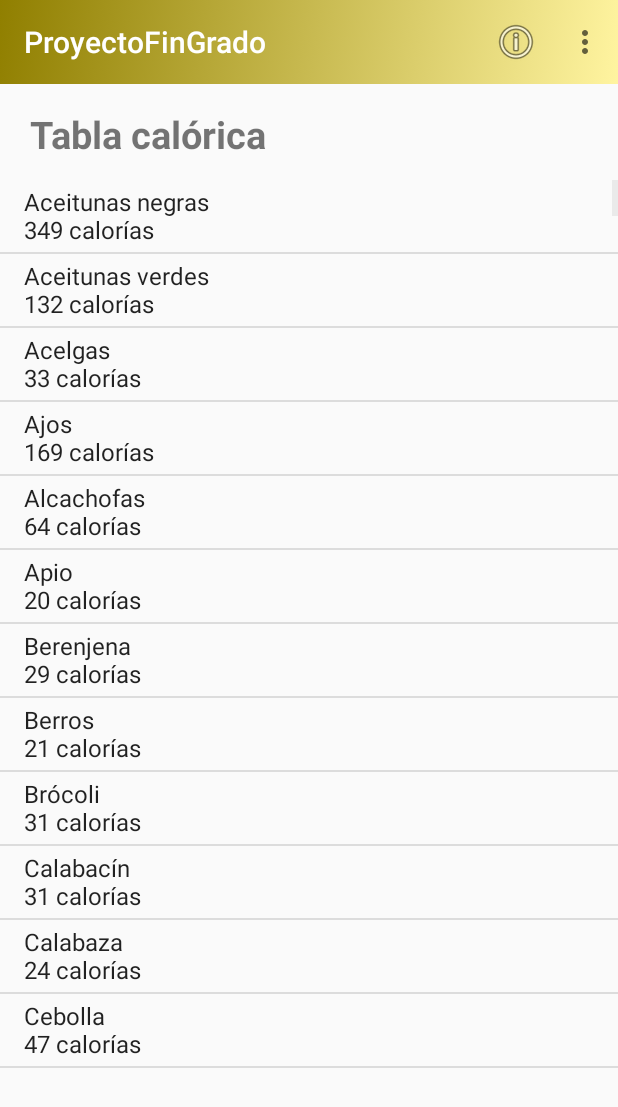
After one commit to AlejandroDAM29/ProyectoFinGrado, an Android app: the CaloricTable screen opened directly, with no data from a screen before it, on a phone screen of 412 x 824 dp. The commit adds this screen. Shown: the top 1107 px of the screen. Run offline under Robolectric (Android 15) with nearby library versions, the phone set to English and light mode, and no system bars; our stand-ins replace Firebase (no records; nobody signed in at launch, a user with empty details on screens opened directly), Volley.

Commit message:
Tabla calorica rellenada y título de la app modificado

```diff
--- a/app/src/main/AndroidManifest.xml
+++ b/app/src/main/AndroidManifest.xml
@@ -11,6 +11,9 @@
         android:roundIcon="@mipmap/ic_launcher_round"
         android:supportsRtl="true"
         android:theme="@style/ThemeProyectoFinGrado">
+        <activity
+            android:name=".PresentationDomain.CaloricTable"
+            android:exported="true" />
         <activity
             android:name=".PresentationDomain.SelectedFood"
             android:exported="true" />
--- /dev/null
+++ b/app/src/main/java/com/example/proyectofingrado/Interfaces/FillCaloricTable.kt
@@ -0,0 +1,312 @@
+package com.example.proyectofingrado.Interfaces
+
+interface FillCaloricTable {
+
+    fun FillList():MutableList<String>{
+        return mutableListOf(
+            "Aceitunas negras\n349 calorías",
+            "Aceitunas verdes\n132 calorías",
+            "Acelgas\n33 calorías",
+            "Ajos\n169 calorías",
+            "Alcachofas\n64 calorías",
+            "Apio\n20 calorías",
+            "Berenjena\n29 calorías",
+            "Berros\n21 calorías",
+            "Brócoli\n31 calorías",
+            "Calabacín\n31 calorías",
+            "Calabaza\n24 calorías",
+            "Cebolla\n47 calorías",
+            "Cebolla tierna\n39 calorías",
+            "Champiñón y otras setas\n28 calorías",
+            "Col\n28 calorías",
+            "Col de Bruselas\n54 calorías",
+            "Coliflor\n30 calorías",
+            "Endibia\n22 calorías",
+            "Escarola\n37 calorías",
+            "Esparragos\n 26 calorías",
+            "Espárragos en lata\n 24 calorías",
+            "Espinaca\n 32 calorías",
+            "Espinacas congeladas\n 25 calorías",
+            "Habas tiernas\n 64 calorías",
+            "Hinojo\n 16 calorías",
+            "Lechuga\n 18 calorías",
+            "Nabos\n 29 calorías",
+            "Papas cocidas\n 86 calorías",
+            "Pepino\n 12 calorías",
+            "Perejil\n 55 calorías",
+            "Pimiento\n 22 calorías",
+            "Porotos verdes\n 21 calorías",
+            "Puerros\n 42 calorías",
+            "Rábanos\n 20 calorías",
+            "Remolacha\n 40 calorías",
+            "Repollo\n 19 calorías",
+            "Rúcula\n 37 calorías",
+            "Soja en brotes\n 50 calorías",
+            "Tomate triturado en conserva\n 39 calorías",
+            "Tomates\n 22 calorías",
+            "Trufa\n 92calorías",
+            "Zanahoria\n 42 calorías",
+            "Zumo de tomate\n calorías",
+            "Arándanos\n 41 calorías",
+            "Caqui\n 64 calorías",
+            "Cereza\n 47 calorías",
+            "Chirimoya\n 78 calorías",
+            "Ciruela\n 44 calorías",
+            "Ciruela seca\n 290calorías",
+            "Coco\n 646 calorías",
+            "Dátil\n 279calorías",
+            "Dátil seco\n 306 calorías",
+            "Frambuesa\n 40 calorías",
+            "Fresas\n 36 calorías",
+            "Granadas\n 65 calorías",
+            "Grosella\n 37 calorías",
+            "Higos\n 80 calorías",
+            "Higos secos\n 275 calorías",
+            "Kiwi\n 51 calorías",
+            "Limón\n 39 calorías",
+            "Mandarina\n 40 calorías",
+            "Mango\n 57 calorías",
+            "Manzana\n 52 calorías",
+            "Melón\n 31 calorías",
+            "Mora\n 37 calorías",
+            "Naranja\n 44 calorías",
+            "Nectarina\n 64 calorías",
+            "Nísperos\n 97 calorías",
+            "Papaya\n 45 calorías",
+            "Pera\n 61 calorías",
+            "Piña\n 51 calorías",
+            "Piña en almíbar\n 84 calorías",
+            "Plátano\n 90 calorías",
+            "Pomelo\n 30 calorías",
+            "Sandía\n 30 calorías",
+            "Uva\n 81 calorías",
+            "Uva pasa\n 324 calorías",
+            "Zumo de naranja\n 42 calorías",
+            "Almendra\n 620 calorías",
+            "Avellanas\n 675 calorías",
+            "Castañas\n 199 calorías",
+            "Maní\n 560 calorías",
+            "Nueces\n 660 calorías",
+            "Piñones\n 660 calorías",
+            "Pistacho\n 581 calorías",
+            "Cuajada\n 92 calorías",
+            "Flan de huevo\n 126 calorías",
+            "Flan de vainilla\n 102 calorías",
+            "Helados lácteos\n 167 calorías",
+            "Leche condensada\n 350 calorías",
+            "Leche de cabra\n 72 calorías",
+            "Leche de oveja\n 96 calorías",
+            "Leche descremada\n 36 calorías",
+            "Leche en polvo entera\n 500 calorías",
+            "Leche entera\n 68 calorías",
+            "Leche semi descremada\n 49calorías",
+            "Mousse\n 177 calorías",
+            "Nata o cream de leche\n 298 calorías",
+            "Queso blanco desnatado\n 70 calorías",
+            "Queso Brie\n 263 calorías",
+            "Queso cammembert\n 312 calorías",
+            "Queso cheddar\n 381 calorías",
+            "Queso crema\n 245 calorías",
+            "Queso de bola\n 349 calorías",
+            "Queso de Burgos\n 174 calorías",
+            "Queso de oveja\n 245 calorías",
+            "Queso edam\n 306 calorías",
+            "Queso emmental\n 415 calorías",
+            "Queso fundido untable\n 285 calorías",
+            "Queso gruyere\n 391 calorías",
+            "Queso manchego\n 376 calorías",
+            "Queso mozzarella\n 245 calorías",
+            "Queso parmesano\n 393 calorías",
+            "Queso ricota\n 400 calorías",
+            "Queso roquefort\n 405 calorías",
+            "Requesón\n 96 calorías",
+            "Yogurt desnatado\n 45 calorías",
+            "Yogurt desnatado con frutas\n 82 calorías",
+            "Yogurt enriquecido con nata\n 65 calorías",
+            "Yogurt natural\n 62 calorías",
+            "Yogurt natural con fruta\n 100 calorías",
+            "Bacon\n 665 calorías",
+            "Butifarra cocida\n 390 calorías",
+            "Butifarra, slachicha fresca\n 326 calorías",
+            "Cabrito\n 127 calorías",
+            "Chuleta de cerdo\n 330 calorías",
+            "Hígado de cerdo\n  153 calorías",
+            "Lomo de cerdo\n 208 calorías",
+            "Chicharrón\n 601 calorías",
+            "Chorizo\n 468 calorías",
+            "Ciervo\n 120 calorías",
+            "Codorniz y perdiz\n 114 calorías",
+            "Conejo y liebre\n 162 calorías",
+            "Cordero lechón\n 105 calorías",
+            "Pierna de cordero\n 98 calorías",
+            "Costillas de cordero\n 215 calorías",
+            "Hígado de cordero\n 132 calorías",
+            "Faisán\n 144 calorías",
+            "Foie-Gras\n 518 calorías",
+            "Gallina\n 369 calorías",
+            "Hamburguesa\n 230 calorías",
+            "Jabalí\n 107 calorías",
+            "Jamón\n 380 calorías",
+            "Jamón cocido\n 126 calorías",
+            "Jamón crudo\n 296 calorías",
+            "Jamón York\n 289 calorías",
+            "Lengua de vaca\n 191 calorías",
+            "Lomo embuchado\n 380 calorías",
+            "Mortadela\n 265 calorías",
+            "Pato\n 200 calorías",
+            "Muslo de pavo\n 186 calorías",
+            "Pechuga de pavo\n 134 calorías",
+            "Perdiz\n 120 calorías",
+            "Pies de cerdo\n 290 calorías",
+            "Hígado de pollo\n 129 calorías",
+            "Muslo de pollo\n 186 calorías",
+            "Pollo\n 134 calorías",
+            "Salami\n 325 calorías",
+            "Salchicha Frnakfurt\n 315 calorías",
+            "Salchichón\n 294 calorías",
+            "Ternera\n 181 calorías",
+            "Chuleta de ternera\n 168 calorías",
+            "Hígado de ternera\n 140 calorías",
+            "Lengua de ternera\n 207 calorías",
+            "Rión de ternera\n  86 calorías",
+            "Sesos de ternera\n 125 calorías",
+            "Solomillo de ternera\n 290 calorías",
+            "Tira de asado\n 401 calorías",
+            "Tripas\n 100 calorías",
+            "Hígado de vacuno\n 129 calorías",
+            "Almejas\n 50 calorías",
+            "Anchoas\n 175 calorías",
+            "Anguilas\n 200 calorías",
+            "Atún en lata con aceite\n 280 calorías",
+            "Atún en lata con agua\n 127 calorías",
+            "Atún fresco\n 225 calorías",
+            "Bacalao fresco\n 322 calorías",
+            "Bacalao seco\n 322 calorías",
+            "Besugo\n 118 calorías",
+            "Caballa\n 153 calorías",
+            "Calamar\n 82 calorías",
+            "Cangrejo\n 85 calorías",
+            "Caviar\n 233 calorías",
+            "Congrio\n 112 calorías",
+            "Dorada\n 80 calorías",
+            "Gallo\n 73 calorías",
+            "Gambas\n 96 calorías",
+            "Langosta\n 67 calorías",
+            "Langostino\n 96 calorías",
+            "Lenguado\n 73 calorías",
+            "Lubina\n 118 calorías",
+            "Lucio\n 81 calorías",
+            "Mejillón\n 74 calorías",
+            "Merluza\n 86 calorías",
+            "Mero\n 118 calorías",
+            "Ostras\n 80 calorías",
+            "Pejerrey\n  87 calorías",
+            "Pez espada\n 109 calorías",
+            "Pulpo\n 57 calorías",
+            "Rodaballo\n 81 calorías",
+            "Salmón\n 172 calorías",
+            "Salmón ahumado\n 154 calorías",
+            "Salmonete\n 97 calorías",
+            "Sardina en lata con aceite\n 192 calorías",
+            "Sardinas\n 151 calorías",
+            "Trucha\n 94 calorías",
+            "Azúcar\n 380 calorías",
+            "Colacao\n 366 calorías",
+            "Caramelos\n 378 calorías",
+            "Chocolate con leche\n 550 calorías",
+            "Chocolate sin leche\n 530 calorías",
+            "Crema de chocolste con avellanas\n 549 calorías",
+            "Dulce de membrillo\n 215 calorías",
+            "Helados de agua\n 139 calorías",
+            "Mermelada con azúcar\n 280 calorías",
+            "Mermeladas sin azúcar\n 145 calorías",
+            "Miel\n 300 calorías",
+            "Arroz blanco\n 354 calorías",
+            "Arroz integral\n 350 calorías",
+            "Avena\n 367 calorías",
+            "Cebada\n 373 calorías",
+            "Centeno\n 350 calorías",
+            "Cereales con chocolate\n 358 calorías",
+            "Cereales con leche y miel\n 386 calorías",
+            "Copos de maíz\n 350 calorías",
+            "Harina de maíz\n 349 calorías",
+            "Harina de trigo integral\n 340 calorías",
+            "Harina de trigo refinada\n 353 calorías",
+            "Pan ce centeno\n 241 calorías",
+            "Pan de trigo blanco\n 255 calorías",
+            "Pan de trigo integral\n 216 calorías",
+            "Pan de molde blanco\n 233 calorías",
+            "Pan de molde integral\n 216 calorías",
+            "Pasta al huevo\n 368 calorías",
+            "Pasta de sémola\n 361 calorías",
+            "Polenta\n 358 calorías",
+            "Sémola de trigo\n 368 calorías",
+            "Yuca\n 338 calorías",
+            "Garbanzos\n 361 calorías",
+            "Judías\n 343 calorías",
+            "Lentejas\n 336 calorías",
+            "Clara\n 48 calorías",
+            "Huevo duro\n 147 calorías",
+            "Huevo entero\n 162 calorías",
+            "Yema\n 368 calorías",
+            "Bizcocho\n 456 calorías",
+            "Croissant chocolate\n 469 calorías",
+            "Galletas de chocolate\n 524 calorías",
+            "Galletas de mantequilla\n 397 calorías",
+            "Galletas saladas\n 464 calorías",
+            "Magdalenas\n 469 calorías",
+            "Pasta de hojaldre cocida\n 565 calorías",
+            "Pastel de manzana\n 311 calorías",
+            "Pastel ded queso\n 414 calorías",
+            "Agua ardiente\n 280 calorías",
+            "Agua tónica\n 34 calorías",
+            "Anís\n 312 calorías",
+            "Batido de chocolate\n 100 calorías",
+            "Cacao en polvo\n 439 calorías",
+            "Café\n 1 caloría",
+            "Cerveza negra\n 37 calorías",
+            "Cerveza rubia\n 45 calorías",
+            "Champán semi-seco\n 90 calorías",
+            "Champán dulce\n 118 calorías",
+            "Champán seco\n 85 calorías",
+            "Coñac o brandy\n 243 calorías",
+            "Crema de cacao\n 260 calorías",
+            "Daiquiri\n 122 calorías",
+            "Gintonic\n 76 calorías",
+            "Ginebra\n 244 calorías",
+            "Leche de almendras\n 335 calorías",
+            "Licor de caña\n 273 calorías",
+            "Piña de colada\n 194 calorías",
+            "Pisco\n 210 calorías",
+            "Refrescos carbonatados\n 48 calorías",
+            "Ron\n 244 calorías",
+            "Sidra dulce\n 33 calorías",
+            "Sidra seca\n 35 calorías",
+            "Té\n 1 caloría",
+            "Vermouth amargo\n 112 calorías",
+            "Vermouth dulce\n 160 calorías",
+            "Vino de mesa\n 70 calorías",
+            "Vino dulce\n 160 calorías",
+            "Vino oporto\n 160 calorías",
+            "Vodka\n 315 calorías",
+            "Whisky\n 244 calorías",
+            "Aceite de girasol\n 900 calorías",
+            "Aceite de oliva\n 900 calorías",
+            "Manteca\n 670 calorías",
+            "Mantequilla\n 752 calorías",
+            "Margarina vegetal\n 752 calorías",
+            "Bechamel\n 115 calorías",
+            "Caldos concentrados\n 259 calorías",
+            "Ketchup\n 98 calorías",
+            "Mayonesa\n 718 calorías",
+            "Mayonesa light\n 374 calorías",
+            "Mostaza\n 15 calorías",
+            "Salsa de soja\n 61 calorías",
+            "Salsa de tomate en conserva\n 86 calorías",
+            "Sofrito\n 116 calorías",
+            "Vinagres\n 8 calorías",
+
+        )
+
+    }
+}
--- /dev/null
+++ b/app/src/main/java/com/example/proyectofingrado/PresentationDomain/CaloricTable.kt
@@ -0,0 +1,86 @@
+package com.example.proyectofingrado.PresentationDomain
+
+import android.content.Context
+import android.content.Intent
+import android.graphics.Color
+import androidx.appcompat.app.AppCompatActivity
+import android.os.Bundle
+import android.view.Menu
+import android.view.MenuItem
+import android.widget.ArrayAdapter
+import android.widget.ListView
+import com.example.proyectofingrado.Interfaces.FillCaloricTable
+import com.example.proyectofingrado.R
+import com.google.firebase.auth.FirebaseAuth
+
+class CaloricTable : AppCompatActivity(), FillCaloricTable {
+
+    lateinit var caloricList:ListView
+
+
+    override fun onCreate(savedInstanceState: Bundle?) {
+        super.onCreate(savedInstanceState)
+        setContentView(R.layout.activity_caloric_table)
+
+        //Activo el toolbar en la activity
+        toolbar = findViewById(R.id.tool_bar4)
+        toolbar.setTitleTextColor(Color.WHITE)
+        setSupportActionBar(toolbar)
+
+
+        val arrayAdapter:ArrayAdapter<*>
+
+        caloricList = findViewById(R.id.caloricList)
+        arrayAdapter = ArrayAdapter(this,android.R.layout.simple_list_item_1,FillList())
+        caloricList.adapter = arrayAdapter
+    }
+
+
+
+    //Creación del menú en el activity
+    override fun onCreateOptionsMenu(menu: Menu?): Boolean {
+        menuInflater.inflate(R.menu.menu_en_calorictable,menu)
+        return true
+    }
+
+
+    //Método para seleccionar los items del menú toolbar y ejecutar su acción
+    override fun onOptionsItemSelected(item: MenuItem): Boolean {
+
+        /*La id que almaceno aquí equivale a una de las elegidas dentro del menú.xml que se
+         ha creado en la carpeta menú*/
+        val elegida = item.itemId
+
+        //Opciones posibles
+        if (elegida == R.id.informacion){
+            var ir_info = Intent(this, Informacion::class.java)
+            startActivity(ir_info)
+        }
+
+        if (elegida == R.id.cerrar_sesion){
+
+            //salir de la sesión dee Firebase
+            FirebaseAuth.getInstance().signOut()
+
+            //Antes de salir, tenemos que asegurarnos de borrar los datos de usuario almancenados en sharedPreferences
+            val datos_usuario = getSharedPreferences(getString(R.string.archivo_login), Context.MODE_PRIVATE).edit()
+            datos_usuario.clear()
+            datos_usuario.apply()
+
+            //Ir a la pantalla de anterior para salir de la sesión de usuario
+            val intent = Intent(this, AuthActivity::class.java)
+            startActivity(intent)
+        }
+
+
+        //Si ha habido un error, retornará la elección padre por defecto
+        return super.onOptionsItemSelected(item)
+
+    }//Fin del método onOptionsItemSelected
+
+
+
+
+
+
+}
--- a/app/src/main/java/com/example/proyectofingrado/PresentationDomain/HomeActivity.kt
+++ b/app/src/main/java/com/example/proyectofingrado/PresentationDomain/HomeActivity.kt
@@ -63,13 +63,15 @@ class HomeActivity : AppCompatActivity(), CalculateCalories {
         //Inicizalizamos a RequestQueue
         requesrQueue = Volley.newRequestQueue(this)
 
-        val btn = findViewById<Button>(R.id.btnmostrar)
-        btn.setOnClickListener {
+        val btnMostrar = findViewById<Button>(R.id.btnmostrar)
+        btnMostrar.setOnClickListener {
             mostrarReceta()
         }
 
-
-
+        val btnGaleria = findViewById<Button>(R.id.btnGaleria)
+        btnGaleria.setOnClickListener{
+            startActivity(Intent(this, CaloricTable::class.java ))
+        }
 
 
 
@@ -136,7 +138,7 @@ class HomeActivity : AppCompatActivity(), CalculateCalories {
     //Este método sirve para cambiar el título al toolbar y hacer que el texto identifique al correo entrante
   private fun setup(email:String){
         title = "El recetario"
-        binding.texto1.text = "Bienvenido \n"+email
+        binding.texto1.text = "Bienvenido"
 
     }//Fin del método setup
 
--- a/app/src/main/java/com/example/proyectofingrado/PresentationDomain/TablaCalorica.kt
+++ /dev/null
@@ -1,4 +0,0 @@
-package com.example.proyectofingrado.PresentationDomain
-
-class TablaCalorica {
-}
--- a/app/src/main/res/layout/activity_auth.xml
+++ b/app/src/main/res/layout/activity_auth.xml
@@ -18,12 +18,12 @@
         android:background="@color/white"
         android:hint="@string/correo"
         android:inputType="text"
-        android:textSize="@dimen/texto_login" />
+        android:textSize="31dp" />
 
 
     <Space
         android:layout_width="match_parent"
-        android:layout_height="@dimen/distancia" />
+        android:layout_height="10dp" />
 
     <EditText
         android:id="@+id/passwordEditText"
@@ -32,11 +32,11 @@
         android:background="@color/white"
         android:hint="@string/contrasena"
         android:inputType="text"
-        android:textSize="@dimen/texto_login" />
+        android:textSize="31dp" />
 
     <Space
         android:layout_width="match_parent"
-        android:layout_height="@dimen/distancia" />
+        android:layout_height="10dp" />
 
     <LinearLayout
         android:layout_width="match_parent"
@@ -49,26 +49,26 @@
         <Button
             android:id="@+id/botonRegistro"
             android:layout_width="match_parent"
-            android:layout_height="@dimen/altura_botones_registros"
+            android:layout_height="60dp"
             android:layout_marginEnd="5dp"
             android:layout_weight="1"
             android:background="#F57C00"
             android:elevation="10dp"
             android:text="@string/registro"
             android:textColor="@color/white"
-            android:textSize="35sp" />
+            android:textSize="35dp" />
 
         <Button
             android:id="@+id/botonAcceso"
             android:layout_width="match_parent"
-            android:layout_height="@dimen/altura_botones_registros"
+            android:layout_height="60dp"
             android:layout_marginStart="5dp"
             android:layout_weight="1"
             android:background="#039BE5"
             android:elevation="10dp"
             android:text="@string/acceder"
             android:textColor="@color/white"
-            android:textSize="35sp" />
+            android:textSize="35dp" />
 
     </LinearLayout>
 
@@ -77,7 +77,7 @@
     <Button
         android:id="@+id/botonGoogle"
         android:layout_width="match_parent"
-        android:layout_height="@dimen/altura_botones_registros"
+        android:layout_height="60dp"
         android:layout_marginLeft="4dp"
         android:layout_marginTop="4dp"
         android:layout_marginRight="4dp"
--- /dev/null
+++ b/app/src/main/res/layout/activity_caloric_table.xml
@@ -0,0 +1,52 @@
+<?xml version="1.0" encoding="utf-8"?>
+<androidx.constraintlayout.widget.ConstraintLayout xmlns:android="http://schemas.android.com/apk/res/android"
+    xmlns:app="http://schemas.android.com/apk/res-auto"
+    xmlns:tools="http://schemas.android.com/tools"
+    android:layout_width="match_parent"
+    android:layout_height="match_parent"
+    tools:context=".PresentationDomain.CaloricTable">
+
+    <!--Incluyo el toolvar en la activity-->
+
+    <include
+        android:id="@+id/tool_bar4"
+        layout="@layout/tool_bar"
+        tools:layout_editor_absoluteX="0dp"
+        tools:layout_editor_absoluteY="29dp"></include>
+
+    <TextView
+        android:id="@+id/tablaCalorica"
+        android:layout_width="match_parent"
+        android:layout_height="wrap_content"
+        android:layout_marginLeft="20dp"
+        android:layout_marginTop="72dp"
+        android:text="Tabla calórica"
+        android:textSize="25dp"
+        android:textStyle="bold"
+        app:layout_constraintEnd_toEndOf="parent"
+        app:layout_constraintHorizontal_bias="0.0"
+        app:layout_constraintStart_toStartOf="parent"
+        app:layout_constraintTop_toTopOf="parent" />
+
+    <ScrollView
+        android:id="@+id/scrollView2"
+        android:layout_width="match_parent"
+        android:layout_height="wrap_content"
+        android:layout_marginTop="120dp"
+        app:layout_constraintTop_toTopOf="parent">
+
+        <LinearLayout
+            android:layout_width="match_parent"
+            android:layout_height="wrap_content"
+            android:orientation="vertical">
+
+
+            <ListView
+                android:id="@+id/caloricList"
+                android:layout_width="match_parent"
+                android:layout_height="600dp" />
+        </LinearLayout>
+    </ScrollView>
+
+
+</androidx.constraintlayout.widget.ConstraintLayout>
--- a/app/src/main/res/layout/activity_home.xml
+++ b/app/src/main/res/layout/activity_home.xml
@@ -21,7 +21,7 @@
         android:text="Email"
         android:textAlignment="center"
         android:textColor="@color/white"
-        android:textSize="@dimen/texto_login"
+        android:textSize="35sp"
         android:textStyle="bold"
         app:layout_constraintBottom_toBottomOf="parent"
         app:layout_constraintEnd_toEndOf="parent"
@@ -42,7 +42,7 @@
         app:layout_constraintVertical_bias="0.357"/>
 
     <Button
-        android:id="@+id/button2"
+        android:id="@+id/btnGaleria"
         style="@style/botones_home"
         android:text="Calorias"
         app:layout_constraintBottom_toBottomOf="parent"
--- /dev/null
+++ b/app/src/main/res/menu/menu_en_calorictable.xml
@@ -0,0 +1,21 @@
+<?xml version="1.0" encoding="utf-8"?>
+
+
+<!--Configuración para toolbar de la HomeActivity-->
+<menu xmlns:android="http://schemas.android.com/apk/res/android"
+    xmlns:tools="http://schemas.android.com/tools"
+    xmlns:app="http://schemas.android.com/apk/res-auto"
+    tools:context=".PresentationDomain.CaloricTable">
+
+    <item android:id="@+id/informacion"
+        android:title="Informacion"
+        android:icon="@android:drawable/ic_menu_info_details"
+        app:showAsAction="always"
+        android:orderInCategory="1"/>
+
+    <item android:id="@+id/cerrar_sesion"
+        android:title="Cerrar sesión"
+        app:showAsAction="never"
+        android:orderInCategory="2"/>
+
+</menu>
--- a/app/src/main/res/values-large/dimens.xml
+++ /dev/null
@@ -1,9 +0,0 @@
-<?xml version="1.0" encoding="utf-8"?>
-<resources>
-    <dimen name="texto_entrar_principal">45sp</dimen>
-
-    !--Actividad de loging-->
-    <dimen name="texto_login">55sp</dimen>
-    <dimen name="distancia">15dp</dimen>
-    <dimen name="altura_botones_registros">90dp</dimen>
-</resources>
--- a/app/src/main/res/values-normal/dimens.xml
+++ /dev/null
@@ -1,9 +0,0 @@
-<?xml version="1.0" encoding="utf-8"?>
-<resources>
-    <dimen name="texto_entrar_principal">45sp</dimen>
-
-    !--Actividad de loging-->
-    <dimen name="texto_login">30sp</dimen>
-    <dimen name="distancia">10dp</dimen>
-    <dimen name="altura_botones_registros">60dp</dimen>
-</resources>
--- a/app/src/main/res/values-xlarge/dimens.xml
+++ /dev/null
@@ -1,9 +0,0 @@
-<?xml version="1.0" encoding="utf-8"?>
-<resources>
-    <dimen name="texto_entrar_principal">45sp</dimen>
-
-    !--Actividad de loging-->
-    <dimen name="texto_login">20sp</dimen>
-    <dimen name="distancia">15dp</dimen>
-    <dimen name="altura_botones_registros">90dp</dimen>
-</resources>
--- a/app/src/main/res/values/dimens.xml
+++ /dev/null
@@ -1,9 +0,0 @@
-<?xml version="1.0" encoding="utf-8"?>
-<resources>
-    <dimen name="texto_entrar_principal">45sp</dimen>
-
-    <!--Actividad de loging-->
-    <dimen name="texto_login">48sp</dimen>
-    <dimen name="distancia">10dp</dimen>
-    <dimen name="altura_botones_registros">70dp</dimen>
-</resources>
```
